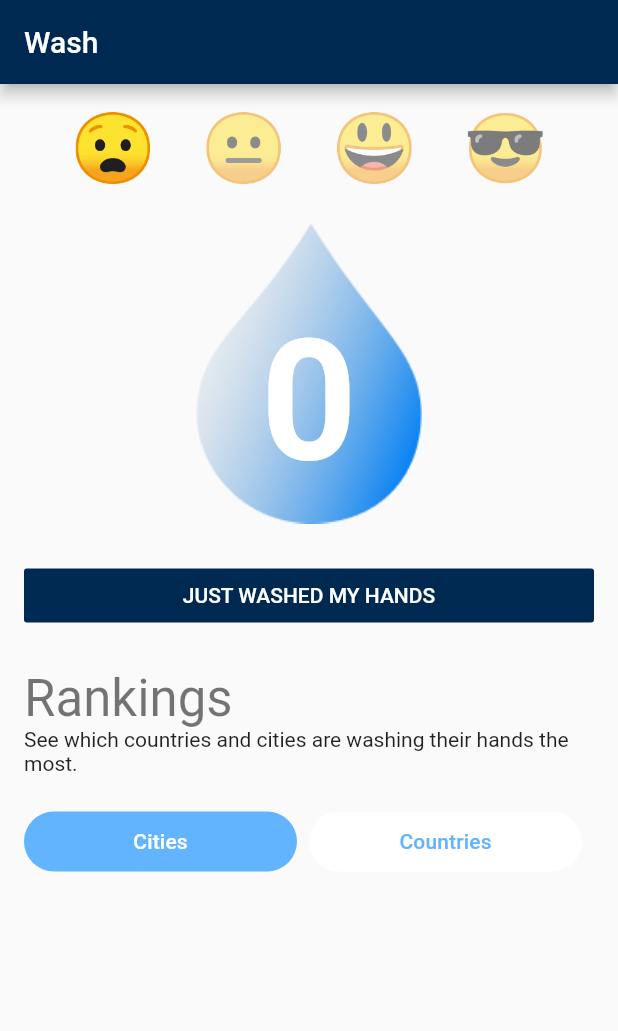
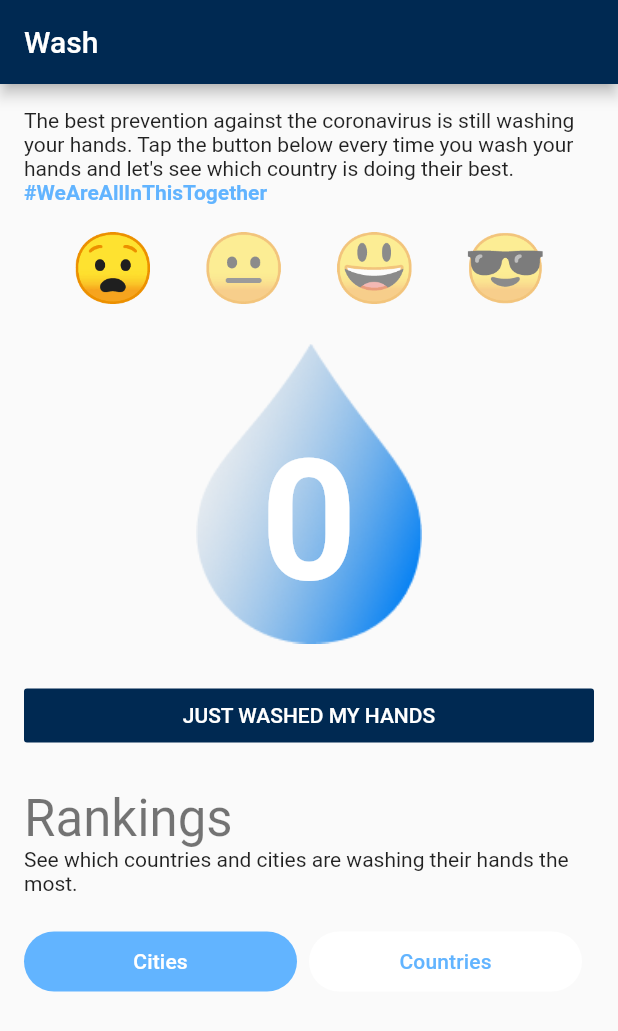
Before and after one commit to boatengyeboah/WashYourHands, a Flutter app: the WashTab screen opened directly, on a phone screen of 412 x 824 dp. Shown: the top 1031 px of the screen. Run offline on Flutter 3.47's test engine with Material 2 defaults, Android fonts, the phone set to English and light mode, and no system bars; our stand-ins replace flutter_native_dialog, font_awesome_flutter, google_maps_flutter, shared_preferences, sliding_up_panel, timeago; missing offline and left inert: searchable_dropdown; accounts and stored records are empty; network calls fail.

Commit message:
add text above washing hands

```diff
--- a/app/lib/main.dart
+++ b/app/lib/main.dart
@@ -12,7 +12,7 @@ void main() async {
   WidgetsFlutterBinding.ensureInitialized();
 
   SharedPreferences prefs = await SharedPreferences.getInstance();
-  // prefs.clear(); // TODO: Remove this.
+  prefs.clear(); // TODO: Remove this.
   Widget initialWidget =  MainTabs();
 
   if (!prefs.containsKey(COUNTRY_DATA_SET_KEY)) {
--- a/app/lib/wash_tab.dart
+++ b/app/lib/wash_tab.dart
@@ -64,7 +64,22 @@ class _WashTabState extends State<WashTab> {
           onRefresh: fetchData,
           child: ListView(
             children: <Widget>[
-              emojiRow(),
+              RichText(
+                  text: TextSpan(children: [
+                TextSpan(
+                    text:
+                        "The best prevention against the coronavirus is still washing your hands. Tap the button below every time you wash your hands and let's see which country is doing their best.\n"),
+                TextSpan(
+                    text: '#WeAreAllInThisTogether',
+                    style: Theme.of(context).textTheme.body1.copyWith(
+                          color: Color(0xFF62B4FF),
+                          fontWeight: FontWeight.bold,
+                        ))
+              ], style: Theme.of(context).textTheme.body1)),
+              Container(
+                child: emojiRow(),
+                margin: inset3t,
+              ),
               dataWidget(),
               buttonRow(),
               Container(
```
